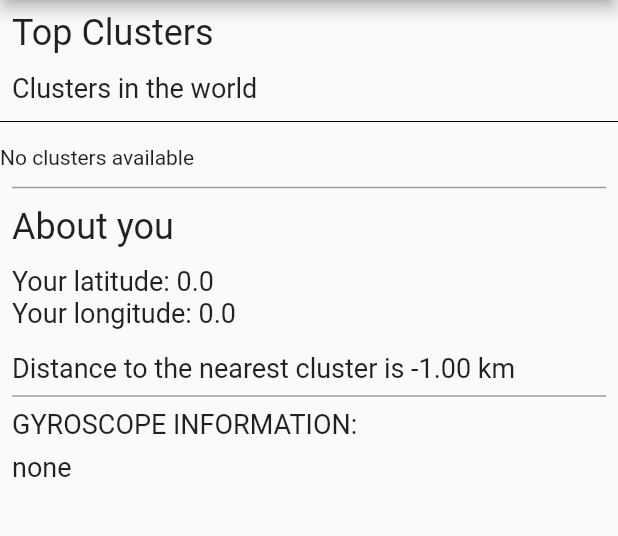
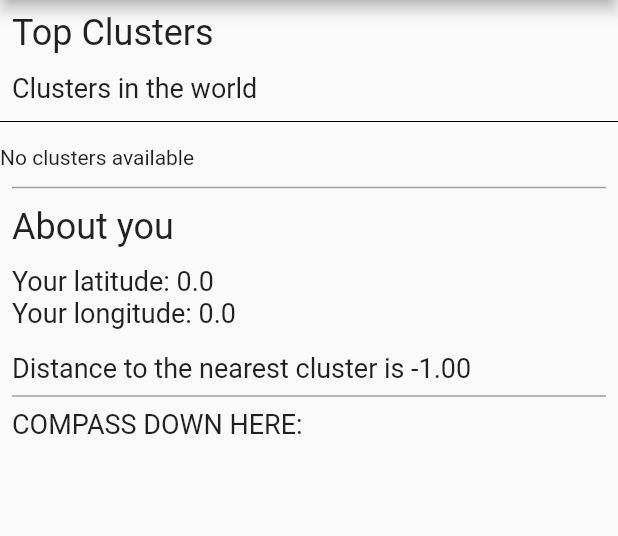
Before and after one commit to PanK0/inPlace, a Flutter app: the ClusterPage screen opened by its route, on a phone screen of 412 x 824 dp, the part 84-620 px from its top. Run offline on Flutter 3.47's test engine with Material 2 defaults, Android fonts, the phone set to English and light mode, and no system bars; our stand-ins replace cloud_firestore, firebase_auth, firebase_core, geolocator, google_fonts, google_maps_flutter and 1 more; missing offline and left inert: dart:ffi, firebase_ui_auth; accounts and stored records are empty.

Commit message:
removed gyro

```diff
--- a/clustering_server/firebase_inplace_key.json
+++ b/clustering_server/firebase_inplace_key.json
@@ -2,7 +2,7 @@
   "type": "service_account",
   "project_id": "inplace-f3020",
   "private_key_id": "e72397183d87bf5658745a46238b7c5e8d0d1054",
-  "private_key": "YOUR_PRIVATE_KEY",
+  "private_key": "PRIVATE_KEY",
   "client_email": "firebase-adminsdk-xegfw@inplace-f3020.iam.gserviceaccount.com",
   "client_id": "117890209743180869709",
   "auth_uri": "https://accounts.google.com/o/oauth2/auth",
--- a/inplace/lib/pages/clusterPage.dart
+++ b/inplace/lib/pages/clusterPage.dart
@@ -7,7 +7,6 @@ import '../widgets/appbar.dart';
 import '../widgets/clusters.dart';
 import '../utils/applicationState.dart';
 import '../widgets/widgets.dart';
-import '../widgets/gyro.dart';
 
 class ClusterPage extends StatelessWidget {
   const ClusterPage({super.key});
@@ -46,7 +45,7 @@ class ClusterPage extends StatelessWidget {
                   ),
                   const SizedBox(height: 8),
                   Paragraph(
-                      "Distance to the nearest cluster is ${appState.nearest_cluster.toStringAsFixed(2)} km"),
+                      "Distance to the nearest cluster is ${appState.nearest_cluster.toStringAsFixed(2)}")
                 ]),
                 const Divider(
                   height: 8,
@@ -56,9 +55,8 @@ class ClusterPage extends StatelessWidget {
                   color: Colors.grey,
                 ),
                 const Paragraph(
-                  "GYROSCOPE INFORMATION:",
+                  "COMPASS DOWN HERE:",
                 ),
-                Gyro(),
               ],
             ),
           ),
--- a/inplace/lib/utils/applicationState.dart
+++ b/inplace/lib/utils/applicationState.dart
@@ -14,8 +14,6 @@ import '../firebase_options.dart';
 import 'guestbookMessage.dart';
 
 import 'clustersList.dart';
-
-import 'package:sensors_plus/sensors_plus.dart';
 
 class ApplicationState extends ChangeNotifier {
   ApplicationState() {
--- a/inplace/lib/widgets/gyro.dart
+++ /dev/null
@@ -1,47 +0,0 @@
-import 'package:flutter/material.dart';
-import 'package:inplace/widgets/widgets.dart';
-import 'package:sensors_plus/sensors_plus.dart';
-import 'dart:math';
-
-class Gyro extends StatefulWidget {
-  @override
-  _GyroState createState() => _GyroState();
-}
-
-class _GyroState extends State<Gyro> {
-  double x = 0, y = 0, z = 0;
-  String direction = "none";
-
-  @override
-  void initState() {
-    gyroscopeEvents.listen((GyroscopeEvent event) {
-      print(event);
-
-      x = event.x;
-      y = event.y;
-      z = event.z;
-
-      //rough calculation, you can use
-      //advance formula to calculate the orentation
-      if (x > 0) {
-        direction = "back";
-      } else if (x < 0) {
-        direction = "forward";
-      } else if (y > 0) {
-        direction = "left";
-      } else if (y < 0) {
-        direction = "right";
-      }
-
-      setState(() {});
-    });
-    super.initState();
-  }
-
-  @override
-  Widget build(BuildContext context) {
-    return Paragraph(
-      direction,
-    );
-  }
-}
--- a/inplace/pubspec.yaml
+++ b/inplace/pubspec.yaml
@@ -45,8 +45,6 @@ dependencies:
   google_maps_flutter: ^2.2.0
   google_maps_flutter_web: ^0.4.0+2
   geolocator: ^9.0.2
-  sensors_plus: ^2.0.1
-  flutter_compass: ^0.7.0
 
 dev_dependencies:
   flutter_test:
```
Also changed, not shown: inplace/pubspec.lock, 2 other files.
